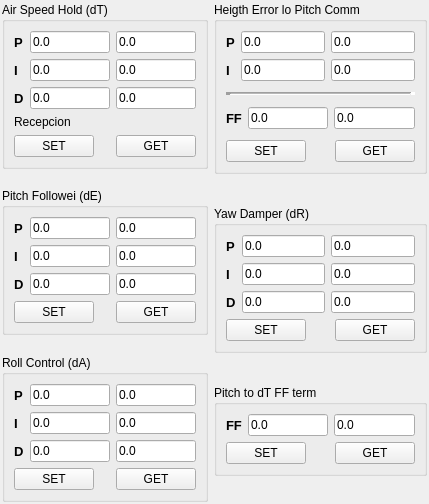
Before: the Qt Designer form src/ui/SlugsPIDControl.ui in mavlink/qgroundcontrol, drawn with Qt 5.
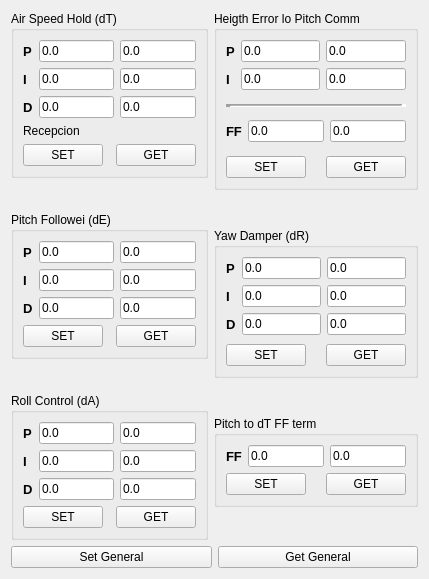
After: the same form once the commit is applied.

Commit message: change and connect signal from SlugPadCameraControl to SlugsVideoCamControl

```diff
--- a/src/ui/SlugsPIDControl.ui
+++ b/src/ui/SlugsPIDControl.ui
@@ -7,17 +7,16 @@
     <x>0</x>
     <y>0</y>
     <width>429</width>
-    <height>504</height>
+    <height>579</height>
    </rect>
   </property>
   <property name="windowTitle">
    <string>Form</string>
   </property>
-  <layout class="QHBoxLayout" name="horizontalLayout">
-   <property name="margin">
-    <number>2</number>
-   </property>
-   <item>
+  <layout class="QGridLayout" name="gridLayout_4">
+   <item row="0" column="0">
+    <layout class="QGridLayout" name="gridLayout_3">
+     <item row="0" column="0">
     <layout class="QVBoxLayout" name="verticalLayout">
      <item>
       <widget class="QGroupBox" name="AirSpeedHold_groupBox">
@@ -504,7 +503,7 @@
      </item>
     </layout>
    </item>
-   <item>
+     <item row="0" column="1">
     <layout class="QVBoxLayout" name="verticalLayout_6">
      <item>
       <widget class="QGroupBox" name="HeightErrorLoPitch_groupBox">
@@ -976,6 +975,40 @@
     </layout>
    </item>
   </layout>
+   </item>
+   <item row="1" column="0">
+    <spacer name="verticalSpacer_13">
+     <property name="orientation">
+      <enum>Qt::Vertical</enum>
+     </property>
+     <property name="sizeHint" stdset="0">
+      <size>
+       <width>20</width>
+       <height>40</height>
+      </size>
+     </property>
+    </spacer>
+   </item>
+   <item row="2" column="0">
+    <layout class="QHBoxLayout" name="horizontalLayout">
+     <item>
+      <widget class="QPushButton" name="setGeneral_pushButton">
+       <property name="text">
+        <string>Set General</string>
+       </property>
+      </widget>
+     </item>
+     <item>
+      <widget class="QPushButton" name="getGeneral_pushButton">
+       <property name="text">
+        <string>Get General</string>
+       </property>
+      </widget>
+     </item>
+    </layout>
+   </item>
+  </layout>
+  <zorder>verticalSpacer_13</zorder>
  </widget>
  <tabstops>
   <tabstop>dT_P_set</tabstop>
```
Lines whose indentation alone changed are shown as unchanged. The commit also changes 11 other files.
